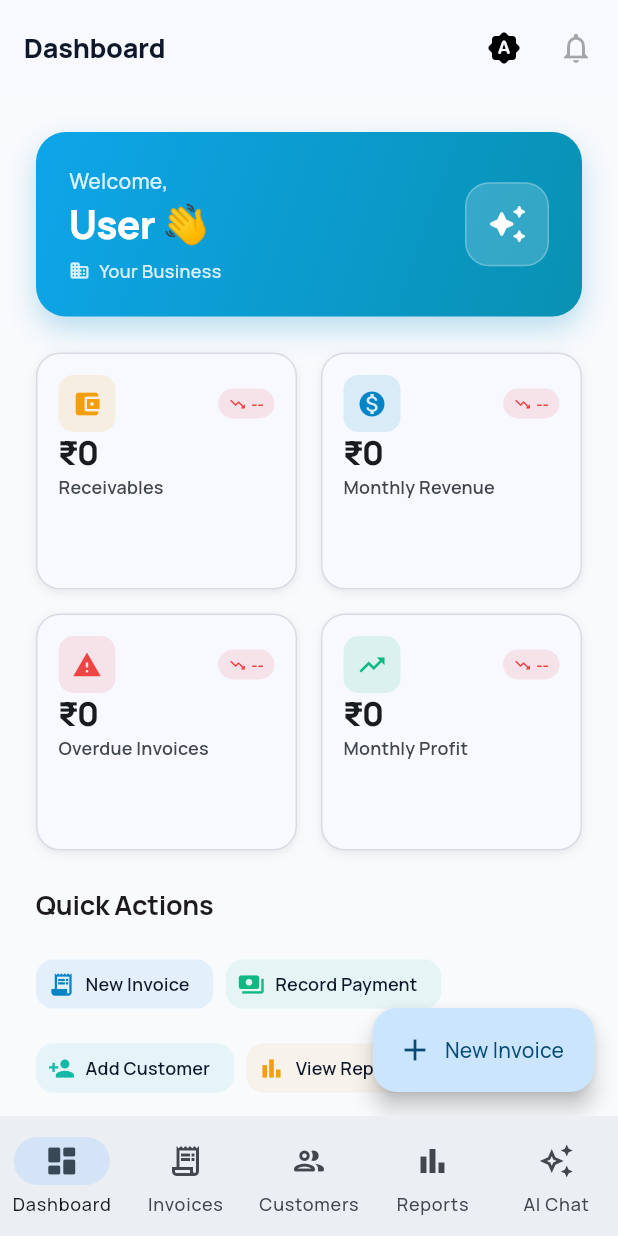
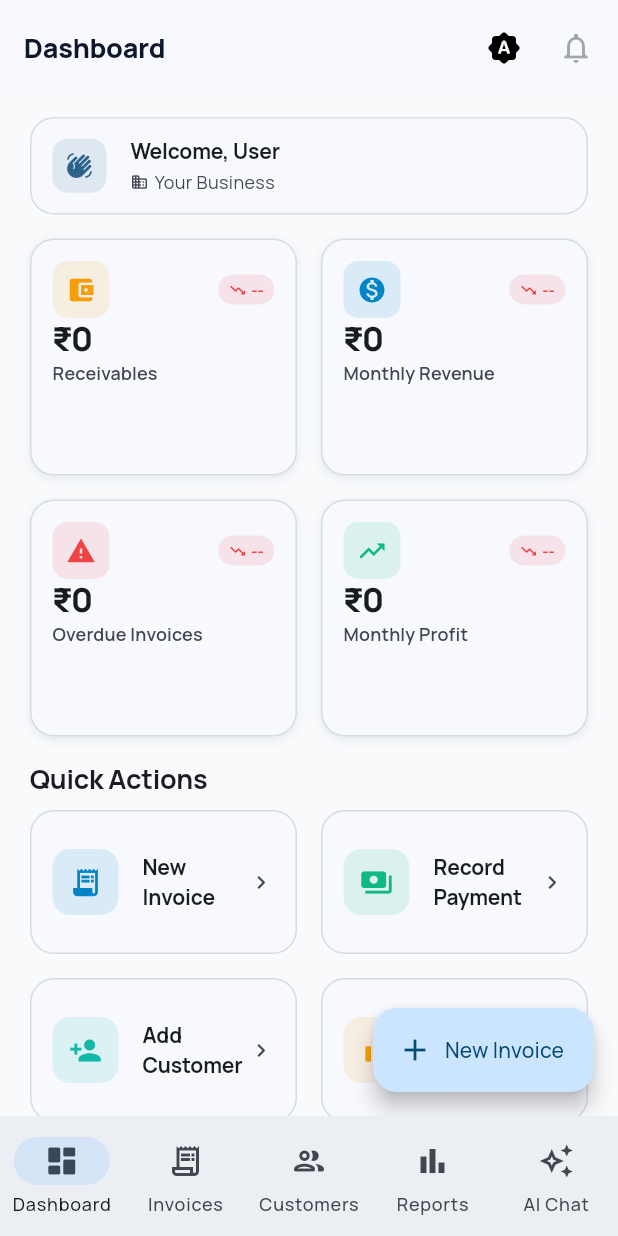
Before and after one commit to DileepJexpert/katasticho, a Flutter app: the DashboardScreen screen opened by its route, on a phone screen of 412 x 824 dp. Run offline on Flutter 3.47's test engine with Material 3 defaults, Android fonts, the phone set to English and light mode, and no system bars; our stand-ins replace dio, flex_color_scheme, flutter_riverpod, flutter_secure_storage, go_router, google_fonts and 2 more; accounts and stored records are empty.

Commit message:
fix: customer 500 errors + dashboard polish
Backend
- CustomerService: normalize blank GSTIN/PAN to NULL via blankToNull(),
  so a second customer with no GSTIN no longer collides on the partial
  unique index idx_customer_org_gstin (Postgres treats "" as a real value
  and the index predicate WHERE gstin IS NOT NULL does not exclude it).
- AuditService: capture orgId/userId from TenantContext on the caller
  thread before crossing the @Async boundary, then dispatch via an
  ObjectProvider self-reference so the Spring proxy still applies @Async.
  This fixes "null value in column org_id of relation audit_log" — the
  ThreadLocal was empty on the [task-1] executor pool thread.

Dashboard UI
- Replace oversized gradient hero banner with compact _GreetingStrip
  (single-row tile, theme-aware surface).
- Tighten vertical rhythm between greeting → KPIs → Quick Actions
  (vGapLg → vGapMd / vGapSm).
- Quick Actions: replace small ActionChip row with larger card blocks
  (responsive 2/4-col grid, tinted icon tile + label + chevron).

```diff
--- a/flutter_app/lib/features/dashboard/presentation/dashboard_screen.dart
+++ b/flutter_app/lib/features/dashboard/presentation/dashboard_screen.dart
@@ -2,7 +2,6 @@ import 'package:flutter/material.dart';
 import 'package:flutter_riverpod/flutter_riverpod.dart';
 import 'package:go_router/go_router.dart';
 import '../../../core/auth/auth_state.dart';
-import '../../../core/theme/k_colors.dart';
 import '../../../core/theme/k_spacing.dart';
 import '../../../core/theme/k_typography.dart';
 import '../../../core/widgets/widgets.dart';
@@ -37,90 +36,25 @@ class DashboardScreen extends ConsumerWidget {
       body: RefreshIndicator(
         onRefresh: () async {},
         child: SingleChildScrollView(
-          padding: KSpacing.pagePaddingLg,
+          padding: const EdgeInsets.fromLTRB(20, 14, 20, 24),
           child: Column(
             crossAxisAlignment: CrossAxisAlignment.start,
             children: [
-              // Hero greeting — gradient banner
-              Container(
-                width: double.infinity,
-                padding: const EdgeInsets.fromLTRB(22, 22, 22, 22),
-                decoration: BoxDecoration(
-                  gradient: KColors.brandGradient,
-                  borderRadius: BorderRadius.circular(KSpacing.radiusXl),
-                  boxShadow: KSpacing.shadowPrimary,
-                ),
-                child: Row(
-                  crossAxisAlignment: CrossAxisAlignment.center,
-                  children: [
-                    Expanded(
-                      child: Column(
-                        crossAxisAlignment: CrossAxisAlignment.start,
-                        children: [
-                          Text(
-                            '${config.greeting},',
-                            style: KTypography.bodyMedium.copyWith(
-                              color: Colors.white.withValues(alpha: 0.85),
-                              fontWeight: FontWeight.w500,
-                            ),
-                          ),
-                          const SizedBox(height: 2),
-                          Text(
-                            '${authState.userName ?? 'User'} 👋',
-                            style: KTypography.h1.copyWith(color: Colors.white),
-                          ),
-                          KSpacing.vGapXs,
-                          Row(
-                            children: [
-                              Icon(
-                                Icons.business_rounded,
-                                size: 14,
-                                color: Colors.white.withValues(alpha: 0.85),
-                              ),
-                              const SizedBox(width: 6),
-                              Flexible(
-                                child: Text(
-                                  authState.orgName ?? 'Your Business',
-                                  style: KTypography.bodySmall.copyWith(
-                                    color: Colors.white.withValues(alpha: 0.85),
-                                    fontWeight: FontWeight.w500,
-                                  ),
-                                  overflow: TextOverflow.ellipsis,
-                                ),
-                              ),
-                            ],
-                          ),
-                        ],
-                      ),
-                    ),
-                    Container(
-                      width: 56,
-                      height: 56,
-                      decoration: BoxDecoration(
-                        color: Colors.white.withValues(alpha: 0.18),
-                        borderRadius: BorderRadius.circular(KSpacing.radiusLg),
-                        border: Border.all(
-                          color: Colors.white.withValues(alpha: 0.25),
-                        ),
-                      ),
-                      child: const Icon(
-                        Icons.auto_awesome_rounded,
-                        color: Colors.white,
-                        size: 28,
-                      ),
-                    ),
-                  ],
-                ),
+              // Compact greeting strip — single line, no banner
+              _GreetingStrip(
+                greeting: config.greeting,
+                userName: authState.userName ?? 'User',
+                orgName: authState.orgName ?? 'Your Business',
               ),
-              KSpacing.vGapLg,
+              KSpacing.vGapMd,
 
               // KPI Cards
               _KpiGrid(kpis: config.kpis, isDesktop: isDesktop),
-              KSpacing.vGapLg,
+              KSpacing.vGapMd,
 
               // Quick Actions
               Text('Quick Actions', style: KTypography.h3),
-              KSpacing.vGapMd,
+              KSpacing.vGapSm,
               QuickActionGrid(actions: config.quickActions),
               KSpacing.vGapLg,
 
@@ -162,6 +96,87 @@ class DashboardScreen extends ConsumerWidget {
   }
 }
 
+/// Compact single-row greeting. Replaces the oversized gradient hero banner.
+///
+/// Layout: small circular avatar + "Namaste, Dileep" + dot + org name. The
+/// whole strip sits inside a low-elevation surface tile so it reads as part
+/// of the page chrome rather than a marketing banner.
+class _GreetingStrip extends StatelessWidget {
+  final String greeting;
+  final String userName;
+  final String orgName;
+
+  const _GreetingStrip({
+    required this.greeting,
+    required this.userName,
+    required this.orgName,
+  });
+
+  @override
+  Widget build(BuildContext context) {
+    final cs = Theme.of(context).colorScheme;
+    return Container(
+      width: double.infinity,
+      padding: const EdgeInsets.symmetric(horizontal: 14, vertical: 12),
+      decoration: BoxDecoration(
+        color: cs.surface,
+        borderRadius: BorderRadius.circular(KSpacing.radiusLg),
+        border: Border.all(color: cs.outlineVariant.withValues(alpha: 0.6)),
+      ),
+      child: Row(
+        children: [
+          Container(
+            width: 36,
+            height: 36,
+            decoration: BoxDecoration(
+              color: cs.primary.withValues(alpha: 0.12),
+              borderRadius: BorderRadius.circular(10),
+            ),
+            child: Icon(Icons.waving_hand_rounded,
+                size: 18, color: cs.primary),
+          ),
+          KSpacing.hGapMd,
+          Expanded(
+            child: Column(
+              crossAxisAlignment: CrossAxisAlignment.start,
+              mainAxisSize: MainAxisSize.min,
+              children: [
+                Text(
+                  '$greeting, $userName',
+                  style: KTypography.labelLarge.copyWith(
+                    color: cs.onSurface,
+                    fontWeight: FontWeight.w700,
+                  ),
+                  maxLines: 1,
+                  overflow: TextOverflow.ellipsis,
+                ),
+                const SizedBox(height: 1),
+                Row(
+                  children: [
+                    Icon(Icons.business_rounded,
+                        size: 12, color: cs.onSurfaceVariant),
+                    const SizedBox(width: 4),
+                    Flexible(
+                      child: Text(
+                        orgName,
+                        style: KTypography.bodySmall.copyWith(
+                          color: cs.onSurfaceVariant,
+                        ),
+                        maxLines: 1,
+                        overflow: TextOverflow.ellipsis,
+                      ),
+                    ),
+                  ],
+                ),
+              ],
+            ),
+          ),
+        ],
+      ),
+    );
+  }
+}
+
 class _KpiGrid extends StatelessWidget {
   final List<KpiConfig> kpis;
   final bool isDesktop;
--- a/flutter_app/lib/features/dashboard/widgets/quick_action_grid.dart
+++ b/flutter_app/lib/features/dashboard/widgets/quick_action_grid.dart
@@ -1,10 +1,13 @@
 import 'package:flutter/material.dart';
 import 'package:go_router/go_router.dart';
-import '../../../core/theme/k_colors.dart';
 import '../../../core/theme/k_spacing.dart';
 import '../../../core/theme/k_typography.dart';
 import '../data/dashboard_config.dart';
 
+/// Large card-style quick action blocks (replaces the previous small chips).
+///
+/// Renders a responsive grid: 2 columns on phones, 4 on desktop. Each tile is
+/// a tap target ~110px tall with a tinted icon square, label, and chevron.
 class QuickActionGrid extends StatelessWidget {
   final List<QuickAction> actions;
 
@@ -12,31 +15,86 @@ class QuickActionGrid extends StatelessWidget {
 
   @override
   Widget build(BuildContext context) {
-    return Wrap(
-      spacing: KSpacing.sm,
-      runSpacing: KSpacing.sm,
-      children: actions.map((action) => _QuickActionChip(action: action)).toList(),
+    final width = MediaQuery.of(context).size.width;
+    final isDesktop = width >= KSpacing.desktopBreakpoint;
+    final crossAxisCount = isDesktop ? 4 : 2;
+
+    return GridView.builder(
+      shrinkWrap: true,
+      physics: const NeverScrollableScrollPhysics(),
+      gridDelegate: SliverGridDelegateWithFixedCrossAxisCount(
+        crossAxisCount: crossAxisCount,
+        crossAxisSpacing: KSpacing.md,
+        mainAxisSpacing: KSpacing.md,
+        mainAxisExtent: 96,
+      ),
+      itemCount: actions.length,
+      itemBuilder: (context, index) =>
+          _QuickActionBlock(action: actions[index]),
     );
   }
 }
 
-class _QuickActionChip extends StatelessWidget {
+class _QuickActionBlock extends StatelessWidget {
   final QuickAction action;
 
-  const _QuickActionChip({required this.action});
+  const _QuickActionBlock({required this.action});
 
   @override
   Widget build(BuildContext context) {
-    return ActionChip(
-      avatar: Icon(action.icon, size: 18, color: action.color),
-      label: Text(
-        action.label,
-        style: KTypography.labelMedium.copyWith(color: KColors.textPrimary),
+    final cs = Theme.of(context).colorScheme;
+    final br = BorderRadius.circular(KSpacing.radiusLg);
+
+    return Material(
+      color: cs.surface,
+      borderRadius: br,
+      child: InkWell(
+        borderRadius: br,
+        onTap: () => context.go(action.route),
+        splashColor: action.color.withValues(alpha: 0.10),
+        highlightColor: action.color.withValues(alpha: 0.05),
+        child: Ink(
+          decoration: BoxDecoration(
+            borderRadius: br,
+            border: Border.all(
+              color: cs.outlineVariant.withValues(alpha: 0.6),
+            ),
+          ),
+          child: Padding(
+            padding: const EdgeInsets.all(14),
+            child: Row(
+              children: [
+                Container(
+                  width: 44,
+                  height: 44,
+                  decoration: BoxDecoration(
+                    color: action.color.withValues(alpha: 0.12),
+                    borderRadius: BorderRadius.circular(12),
+                  ),
+                  child: Icon(action.icon, color: action.color, size: 22),
+                ),
+                KSpacing.hGapMd,
+                Expanded(
+                  child: Text(
+                    action.label,
+                    style: KTypography.labelLarge.copyWith(
+                      color: cs.onSurface,
+                      fontWeight: FontWeight.w700,
+                    ),
+                    maxLines: 2,
+                    overflow: TextOverflow.ellipsis,
+                  ),
+                ),
+                Icon(
+                  Icons.chevron_right_rounded,
+                  size: 18,
+                  color: cs.onSurfaceVariant,
+                ),
+              ],
+            ),
+          ),
+        ),
       ),
-      backgroundColor: action.color.withValues(alpha: 0.08),
-      side: BorderSide.none,
-      shape: RoundedRectangleBorder(borderRadius: KSpacing.borderRadiusMd),
-      onPressed: () => context.go(action.route),
     );
   }
 }
```
Also changed, not shown: 2 other files.
